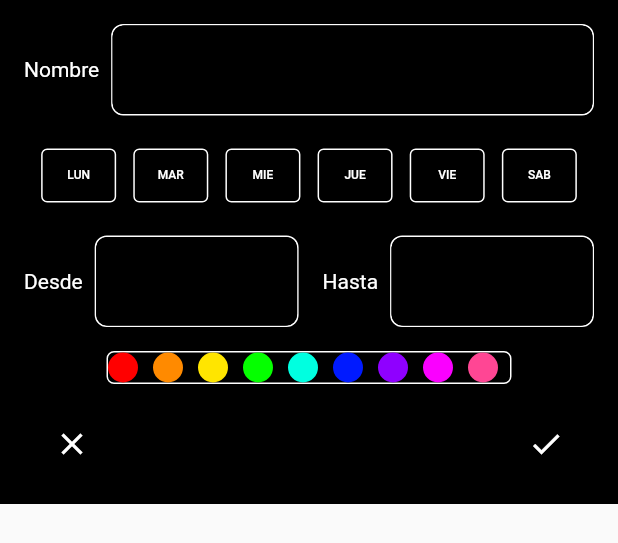
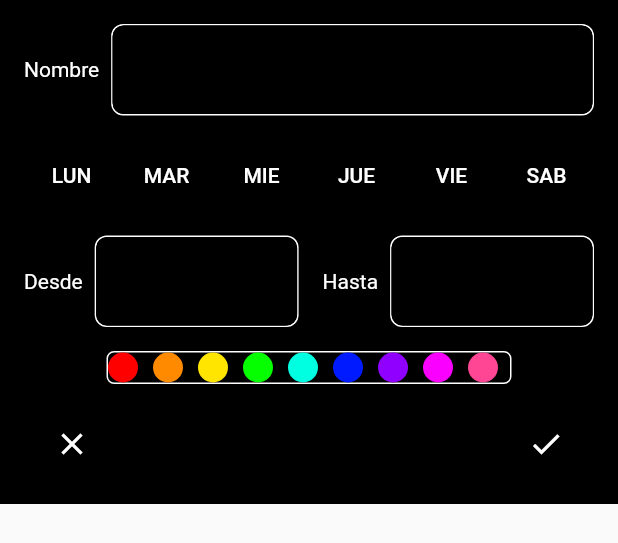
Before and after one commit to DavidFernandoP/NoteDule, a Flutter app: the AddSubjectForm widget shown alone on an empty page, opened directly, on a phone screen of 412 x 824 dp. Shown: the top 543 px of the screen. Run offline on Flutter 3.47's test engine with Material 2 defaults, Android fonts, the light colour scheme and no system bars; our stand-ins replace sqflite; accounts and stored records are empty.

Commit message:
arreglo botones dias

```diff
--- a/lib/widgets/modal.dart
+++ b/lib/widgets/modal.dart
@@ -1,38 +1,33 @@
-//import 'dart:js';
-
 import 'package:flutter/material.dart';
 import 'package:notedule/main.dart';
 import 'package:notedule/sistema/globals.dart';
 import 'package:notedule/servicios/database_helper.dart';
-
 import '../modelos/materia_modelo.dart';
 
-class AddSubjectForm extends StatelessWidget {
-  final List<String> daysOfWeek = ['LUN', 'MAR', 'MIE', 'JUE', 'VIE', 'SAB']; // Definición de daysOfWeek
-  final TextEditingController _nombreController = TextEditingController();
-  final TextEditingController _inicioController = TextEditingController();
-  final TextEditingController _finController = TextEditingController();
+class AddSubjectForm extends StatefulWidget {
+  @override
+  AddSubjectFormState createState() => AddSubjectFormState();
+}
+
+class AddSubjectFormState extends State<AddSubjectForm> {
+  late String nombreValue = "";
+  late String diaValue = "";
+  late String desdeValue = "";
+  late String hastaValue = "";
+  late String colorValue = "";
+
+  final GlobalKey formkey = GlobalKey<FormState>();
 
   void _guardarMateria(BuildContext context) async {
-  // Obtener valores de los campos del formulario
-  String nombre = _nombreController.text;
-  String colorHex = "";
-  String dia = "LUN";
-  String inicio = _inicioController.text;
-  String fin = _finController.text;
-
-  // Crear una instancia del modelo de datos Materia con los valores del formulario
   Materia materia = Materia(
-    nombre: nombre,
-    color: colorHex,
-    dia: dia,
-    inicio: inicio,
-    fin: fin,
+    nombre: nombreValue,
+    color: colorValue,
+    dia: diaValue,
+    inicio: desdeValue,
+    fin: hastaValue,
   );
-
   // Agregar la materia a la base de datos utilizando DatabaseHelper
   await DatabaseHelper.addNote(materia);
-
   // Cerrar el modal
   Navigator.of(context as BuildContext).pop();
 
@@ -74,7 +69,10 @@ class AddSubjectForm extends StatelessWidget {
                     borderRadius: BorderRadius.circular(8.0), // Personaliza la esquina del borde
                   ),
                   child: TextFormField(
-                    controller: _nombreController, // Asocia el controlador al campo de texto
+                    //controller: _nombreController, // Asocia el controlador al campo de texto
+                    onSaved: (value){
+                      nombreValue = value!;
+                    },
                     style: TextStyle(color: globals.blanco),
                     decoration: InputDecoration(
                       filled: true,
@@ -91,30 +89,134 @@ class AddSubjectForm extends StatelessWidget {
           SizedBox(height: 16.0),
           Row(
             mainAxisAlignment: MainAxisAlignment.spaceEvenly,
-            children: daysOfWeek.map((day) => SizedBox(
-              width: 50.0,
+          children: <Widget>[
+            Expanded(
               child: ElevatedButton(
                 onPressed: () {
-                  // Almacenar el valor de day en la variable dia
-                  String diaSeleccionado = day;
-
-                  // Opcional: Puedes imprimir el día seleccionado para verificar
-                  print('Día seleccionado: $diaSeleccionado');
-
-                  // Aquí puedes hacer lo que necesites con la variable diaSeleccionado
+                  setState(() {
+                    diaValue = 'LUN';
+                  });
                 },
                 style: ElevatedButton.styleFrom(
-                  primary: globals.negro,
-                  onPrimary: globals.blanco,
-                  side: BorderSide(color: globals.blanco),
+                  primary: diaValue == 'LUN' ? globals.blanco : globals.negro,
+                  shape: RoundedRectangleBorder(
+                    borderRadius: BorderRadius.circular(10),
+                  ),
                 ),
                 child: Text(
-                  day,
-                  textAlign: TextAlign.center,
-                  style: TextStyle(fontSize: 8.0),
+                  'LUN',
+                  style: TextStyle(
+                    color: diaValue == 'LUN' ? globals.negro : globals.blanco,
+                  ),
                 ),
               ),
-            )).toList(),
+            ),
+            Expanded(
+              child: ElevatedButton(
+                onPressed: () {
+                  setState(() {
+                    diaValue = 'MAR';
+                  });
+                },
+                style: ElevatedButton.styleFrom(
+                  primary: diaValue == 'MAR' ? globals.blanco : globals.negro,
+                  shape: RoundedRectangleBorder(
+                    borderRadius: BorderRadius.circular(10),
+                  ),
+                ),
+                child: Text(
+                  'MAR',
+                  style: TextStyle(
+                    color: diaValue == 'MAR' ? globals.negro : globals.blanco,
+                  ),
+                ),
+              ),
+            ),
+            Expanded(
+              child: ElevatedButton(
+                onPressed: () {
+                  setState(() {
+                    diaValue = 'MIE';
+                  });
+                },
+                style: ElevatedButton.styleFrom(
+                  primary: diaValue == 'MIE' ? globals.blanco : globals.negro,
+                  shape: RoundedRectangleBorder(
+                    borderRadius: BorderRadius.circular(10),
+                  ),
+                ),
+                child: Text(
+                  'MIE',
+                  style: TextStyle(
+                    color: diaValue == 'MIE' ? globals.negro : globals.blanco,
+                  ),
+                ),
+              ),
+            ),
+            Expanded(
+              child: ElevatedButton(
+                onPressed: () {
+                  setState(() {
+                    diaValue = 'JUE';
+                  });
+                },
+                style: ElevatedButton.styleFrom(
+                  primary: diaValue == 'JUE' ? globals.blanco : globals.negro,
+                  shape: RoundedRectangleBorder(
+                    borderRadius: BorderRadius.circular(10),
+                  ),
+                ),
+                child: Text(
+                  'JUE',
+                  style: TextStyle(
+                    color: diaValue == 'JUE' ? globals.negro : globals.blanco,
+                  ),
+                ),
+              ),
+            ),
+            Expanded(
+              child: ElevatedButton(
+                onPressed: () {
+                  setState(() {
+                    diaValue = 'VIE';
+                  });
+                },
+                style: ElevatedButton.styleFrom(
+                  primary: diaValue == 'VIE' ? globals.blanco : globals.negro,
+                  shape: RoundedRectangleBorder(
+                    borderRadius: BorderRadius.circular(10),
+                  ),
+                ),
+                child: Text(
+                  'VIE',
+                  style: TextStyle(
+                    color: diaValue == 'VIE' ? globals.negro : globals.blanco,
+                  ),
+                ),
+              ),
+            ),
+            Expanded(
+              child: ElevatedButton(
+                onPressed: () {
+                  setState(() {
+                    diaValue = 'SAB';
+                  });
+                },
+                style: ElevatedButton.styleFrom(
+                  primary: diaValue == 'SAB' ? globals.blanco : globals.negro,
+                  shape: RoundedRectangleBorder(
+                    borderRadius: BorderRadius.circular(10),
+                  ),
+                ),
+                child: Text(
+                  'SAB',
+                  style: TextStyle(
+                    color: diaValue == 'SAB' ? globals.negro : globals.blanco,
+                  ),
+                ),
+              ),
+            ),
+          ],
           ),
           SizedBox(height: 16.0),
           Row(
@@ -131,6 +233,9 @@ class AddSubjectForm extends StatelessWidget {
                     borderRadius: BorderRadius.circular(8.0),
                   ),
                   child: TextFormField(
+                    onSaved: (value){
+                      desdeValue = value!;
+                    },
                     style: TextStyle(color: globals.blanco), // Color del texto dentro del campo
                     decoration: InputDecoration(
                       filled: true, // Activa el relleno
@@ -155,6 +260,9 @@ class AddSubjectForm extends StatelessWidget {
                     borderRadius: BorderRadius.circular(8.0), // Personaliza la esquina del borde
                   ),
                   child: TextFormField(
+                    onSaved: (value){
+                      hastaValue = value!;
+                    },
                     style: TextStyle(color: globals.blanco), // Color del texto dentro del campo
                     decoration: InputDecoration(
                       filled: true, // Activa el relleno
```
